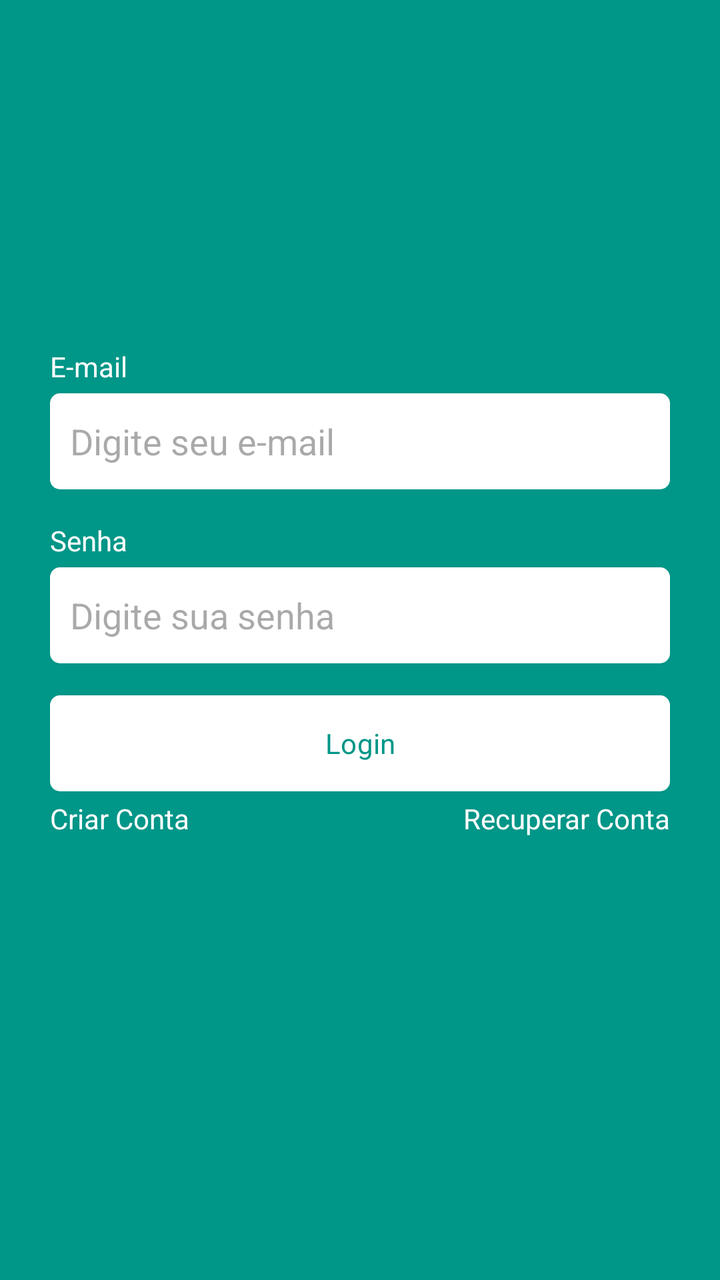
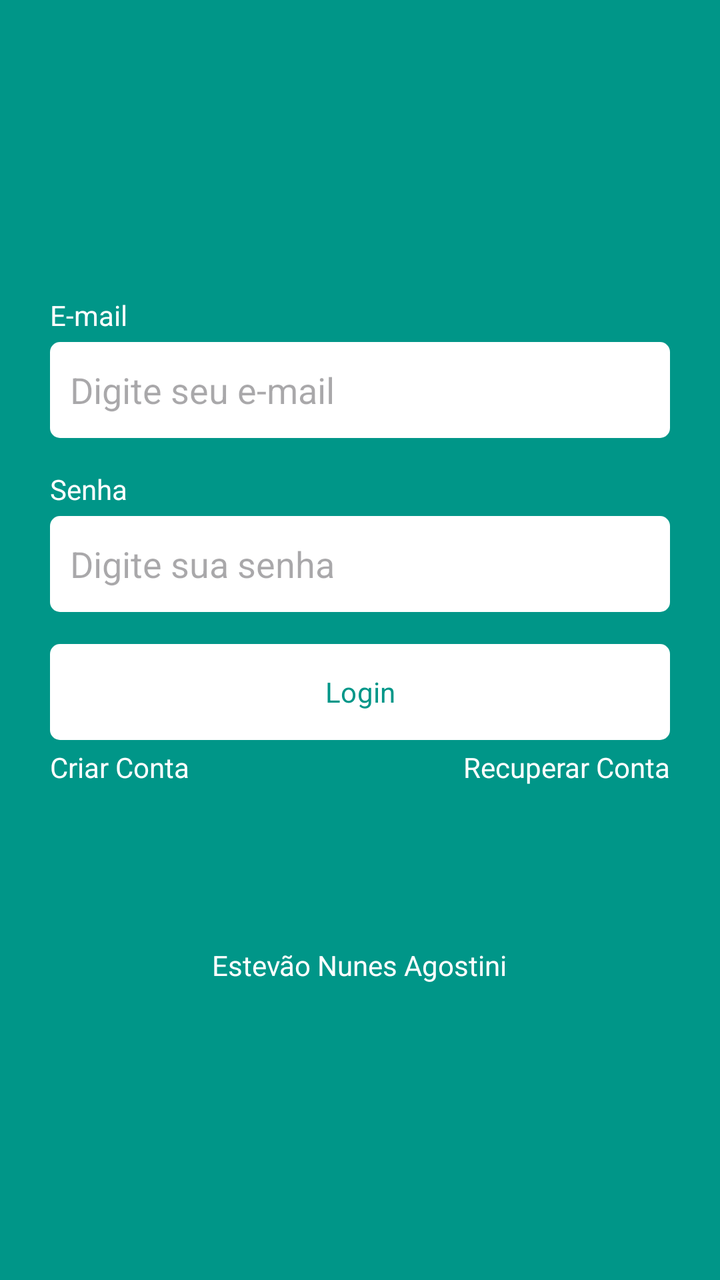

Before-and-after screenshots of an Android layout around one commit, followed by the original layout XML and the change that was made.
<!-- AndroidManifest.xml: application theme Theme.TaskKanban -->
<!-- res/layout/fragment_login.xml -->
<?xml version="1.0" encoding="utf-8"?>
<androidx.constraintlayout.widget.ConstraintLayout xmlns:android="http://schemas.android.com/apk/res/android"
    xmlns:tools="http://schemas.android.com/tools"
    android:layout_width="match_parent"
    android:layout_height="match_parent"
    xmlns:app="http://schemas.android.com/apk/res-auto"
    tools:context=".ui.auth.LoginFragment">

    
    <LinearLayout
        android:id="@+id/linearLayout"
        android:layout_width="0dp"
        android:layout_height="wrap_content"
        app:layout_constraintBottom_toBottomOf="parent"
        app:layout_constraintEnd_toEndOf="parent"
        app:layout_constraintStart_toStartOf="parent"
        app:layout_constraintTop_toTopOf="parent"
        android:orientation="vertical"
        android:layout_marginHorizontal="25dp">

        <TextView
            android:layout_width="wrap_content"
            android:layout_height="wrap_content"
            android:text="@string/e_mail"
            android:textColor="@color/white"/>

        <EditText
            android:layout_width="match_parent"
            android:layout_height="48dp"
            android:hint="@string/digite_seu_e_mail"
            android:inputType="textEmailAddress"
            android:padding="10dp"
            android:layout_marginTop="4dp"
            android:background="@drawable/bg_edit_text"/>
        <TextView
            android:layout_width="wrap_content"
            android:layout_height="wrap_content"
            android:text="@string/senha"
            android:textColor="@color/white"
            android:layout_marginTop="16dp"/>

        <EditText
            android:layout_width="match_parent"
            android:layout_height="48dp"
            android:inputType="textPassword"
            android:hint="@string/digite_sua_senha"
            android:padding="10dp"
            android:layout_marginTop="4dp"
            android:background="@drawable/bg_edit_text"/>

        <com.google.android.material.button.MaterialButton
            android:id="@+id/buttonLogin"
            android:layout_width="match_parent"
            android:layout_height="wrap_content"
            android:text="@string/login"
            android:textColor="@color/color_default"
            app:backgroundTint="@null"
            android:layout_marginTop="16dp"
            android:backgroundTint="@null"
            android:background="@drawable/bg_btn" />

        <LinearLayout
            android:layout_width="match_parent"
            android:layout_height="wrap_content"
            android:orientation="horizontal"
            android:layout_marginTop="4dp">

            <TextView
                android:id="@+id/btnRegister"
                android:layout_width="wrap_content"
                android:layout_height="wrap_content"
                android:text="@string/criar_conta"
                android:layout_weight="1"
                android:textAlignment="textStart"
                android:textColor="@color/white"/>

            <TextView
                android:id="@+id/bntRecover"
                android:layout_width="wrap_content"
                android:layout_height="wrap_content"
                android:text="@string/recuperar_conta"
                android:layout_weight="1"
                android:textAlignment="textEnd"
                android:textColor="@color/white"/>
        </LinearLayout>

        <ProgressBar
            android:layout_width="wrap_content"
            android:layout_height="wrap_content"
            android:indeterminateTint="@color/white"
            android:layout_gravity="center"
            tools:visibility="visible"
            android:visibility="invisible"/>

    </LinearLayout>


</androidx.constraintlayout.widget.ConstraintLayout>
<!-- resources referenced by this layout -->
<resources>
  <color name="color_default">#009688</color>
  <color name="white">#FFFFFFFF</color>
  <!-- drawable bg_btn (drawable) -->
  <?xml version="1.0" encoding="utf-8"?>
  <shape xmlns:android="http://schemas.android.com/apk/res/android"
      android:shape="rectangle">
  
      <solid android:color="@color/white"/>
      <corners android:radius="5dp"/>
  
  </shape>
  <!-- drawable bg_edit_text (drawable) -->
  <?xml version="1.0" encoding="utf-8"?>
  <shape xmlns:android="http://schemas.android.com/apk/res/android"
      android:shape="rectangle">
  
      <solid android:color="@color/white"/>
      <corners android:radius="5dp"/>
  
  </shape>
  <string name="criar_conta">Criar Conta</string>
  <string name="digite_seu_e_mail">Digite seu e-mail</string>
  <string name="digite_sua_senha">Digite sua senha</string>
  <string name="e_mail">E-mail</string>
  <string name="login">Login</string>
  <string name="recuperar_conta">Recuperar Conta</string>
  <string name="senha">Senha</string>
  <style name="Theme.TaskKanban" parent="Base.Theme.TaskKanban" />
  <style name="Base.Theme.TaskKanban" parent="Theme.Material3.DayNight.NoActionBar">
          
          <item name="colorPrimary">@color/color_default</item>
          <item name="colorPrimaryVariant">@color/color_default</item>
          <item name="android:windowBackground">@color/color_default</item>
          <item name="fontFamily">@font/kgperfectpenmanship</item>
      </style>
</resources>

<!-- the commit's change to res/layout/fragment_login.xml (unified diff, before → after) -->
@@ -92,6 +92,15 @@
             tools:visibility="visible"
             android:visibility="invisible"/>
 
+        <TextView
+            android:layout_width="wrap_content"
+            android:layout_height="wrap_content"
+            android:text="@string/meu_nome"
+            android:textColor="@color/white"
+            android:layout_gravity="center_horizontal"
+            android:layout_marginTop="32dp"/>
+
+
     </LinearLayout>
 
 
<!-- resource entries referenced after the edit -->
@@ -25,6 +25,7 @@
   <string name="digite_sua_senha">Digite sua senha</string>
   <string name="e_mail">E-mail</string>
   <string name="login">Login</string>
+  <string name="meu_nome">Estevão Nunes Agostini</string>
   <string name="recuperar_conta">Recuperar Conta</string>
   <string name="senha">Senha</string>
   <style name="Theme.TaskKanban" parent="Base.Theme.TaskKanban" />
